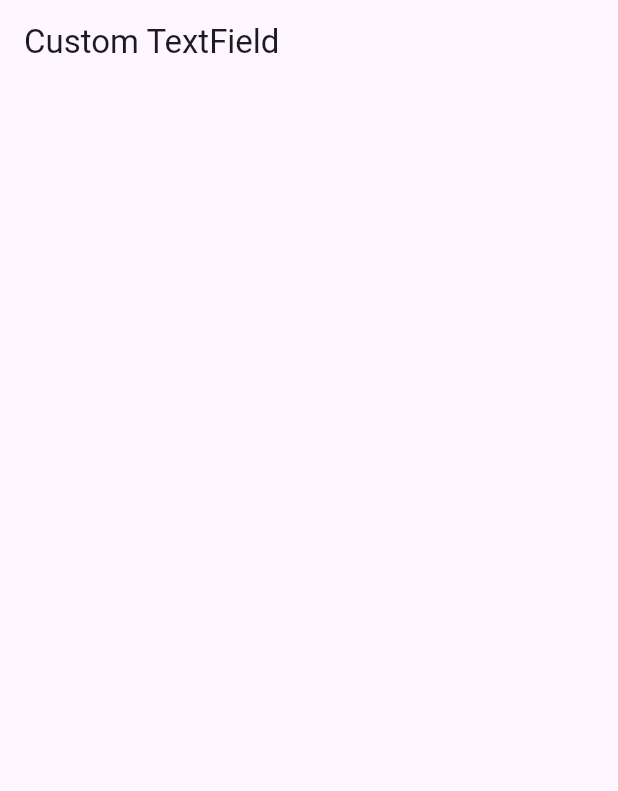
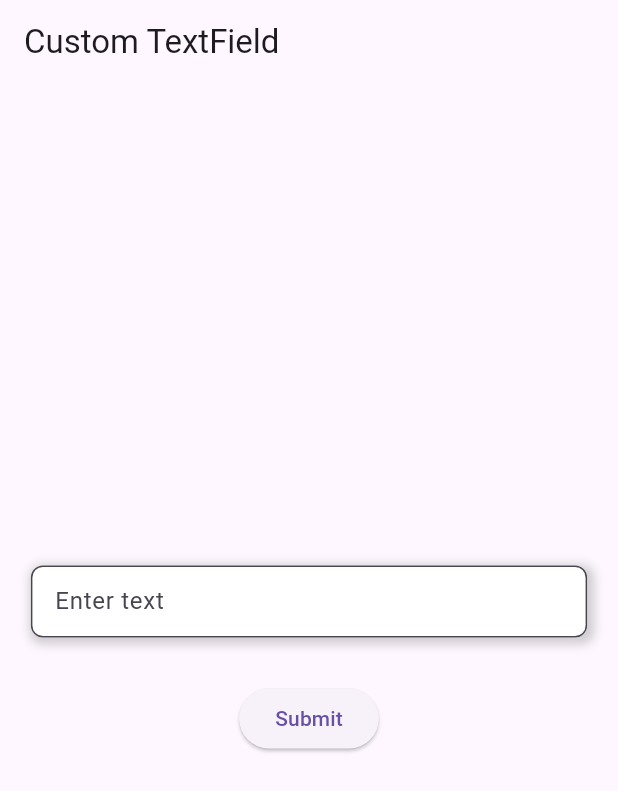
Before and after one commit to dv-mahbub/custom-textfield, a Flutter app: the screen it shows after launch, on a phone screen of 412 x 824 dp. Shown: the top 791 px of the screen. Run offline on Flutter 3.47's test engine with Material 3 defaults, Android fonts, the phone set to English and light mode, and no system bars.

Commit message:
field with validator

```diff
--- /dev/null
+++ b/lib/custom_text_field.dart
@@ -0,0 +1,57 @@
+import 'package:flutter/material.dart';
+
+class CustomTextField extends StatelessWidget {
+  final TextEditingController controller;
+  final String? hint;
+  final double? height;
+  final double? width;
+  final String? label;
+  final Color? backgroundColor;
+  final String? Function(String? value)? validator;
+
+  const CustomTextField({
+    super.key,
+    required this.controller,
+    this.width,
+    this.hint,
+    this.label,
+    this.height,
+    this.backgroundColor,
+    this.validator,
+  });
+
+  @override
+  Widget build(BuildContext context) {
+    double screenWidth = MediaQuery.of(context).size.width;
+
+    return Container(
+      width: width ?? (screenWidth < 600 ? screenWidth * .9 : screenWidth * .5),
+      decoration: BoxDecoration(
+        color: Colors.white,
+        borderRadius: BorderRadius.circular(8.0),
+        boxShadow: [
+          BoxShadow(
+            color: Colors.grey.withOpacity(0.5),
+            spreadRadius: 2,
+            blurRadius: 5,
+            offset: const Offset(2, 2),
+          ),
+        ],
+      ),
+      child: TextFormField(
+          controller: controller,
+          decoration: InputDecoration(
+            fillColor: backgroundColor ?? Colors.white,
+            filled: true,
+            border: OutlineInputBorder(
+              borderRadius: BorderRadius.circular(8.0),
+            ),
+            contentPadding:
+                const EdgeInsets.symmetric(horizontal: 12.0, vertical: 8.0),
+            hintText: hint ?? 'Enter text',
+            label: label != null ? Text(label!) : null,
+          ),
+          validator: validator),
+    );
+  }
+}
--- a/lib/hompeage.dart
+++ b/lib/hompeage.dart
@@ -1,19 +1,55 @@
+import 'dart:async';
+
+import 'package:custom_textfield/custom_text_field.dart';
 import 'package:flutter/material.dart';
 
-class Hompeage extends StatelessWidget {
+class Hompeage extends StatefulWidget {
   const Hompeage({super.key});
 
+  @override
+  State<Hompeage> createState() => _HompeageState();
+}
+
+class _HompeageState extends State<Hompeage> {
+  final formKey = GlobalKey<FormState>();
+  final TextEditingController controller = TextEditingController();
   @override
   Widget build(BuildContext context) {
     return Scaffold(
       appBar: AppBar(
         title: Text('Custom TextField'),
       ),
+      // backgroundColor: Colors.green,
       body: SafeArea(
         child: Center(
-          child: Column(
-            mainAxisAlignment: MainAxisAlignment.center,
-            children: [],
+          child: Form(
+            key: formKey,
+            child: Column(
+              mainAxisAlignment: MainAxisAlignment.center,
+              children: [
+                CustomTextField(
+                  controller: controller,
+                  validator: (value) {
+                    if (value == null || value.isEmpty) {
+                      return 'Please enter valid string';
+                    }
+                    return null;
+                  },
+                ),
+                const SizedBox(height: 30),
+                ElevatedButton(
+                  onPressed: () {
+                    if (formKey.currentState!.validate()) {
+                      // If the form is valid, show a snackbar or perform any action
+                      ScaffoldMessenger.of(context).showSnackBar(
+                        SnackBar(content: Text('Form is valid!')),
+                      );
+                    }
+                  },
+                  child: Text('Submit'),
+                ),
+              ],
+            ),
           ),
         ),
       ),
```
